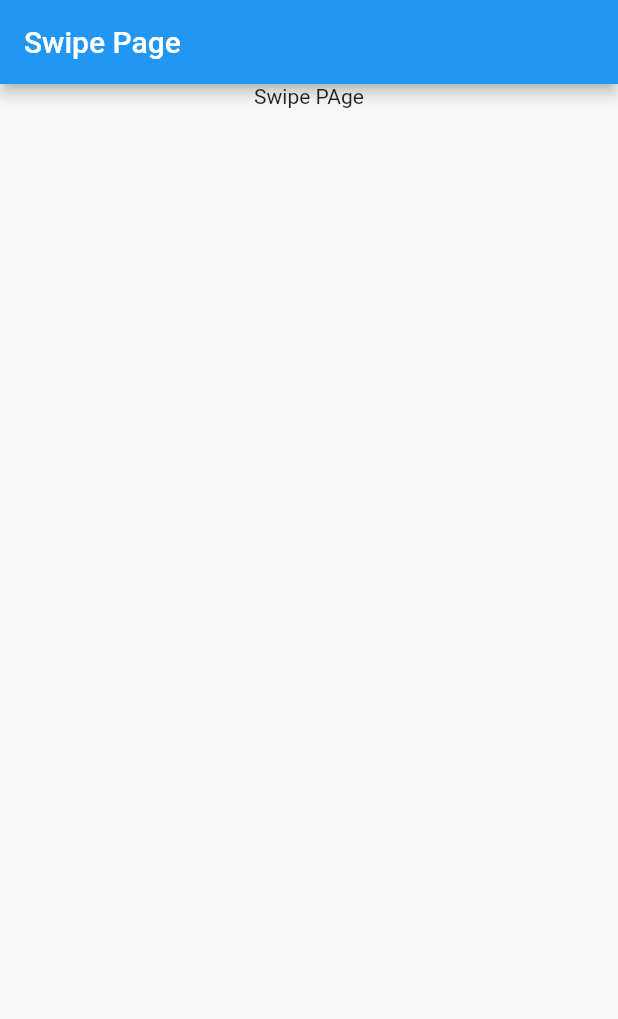
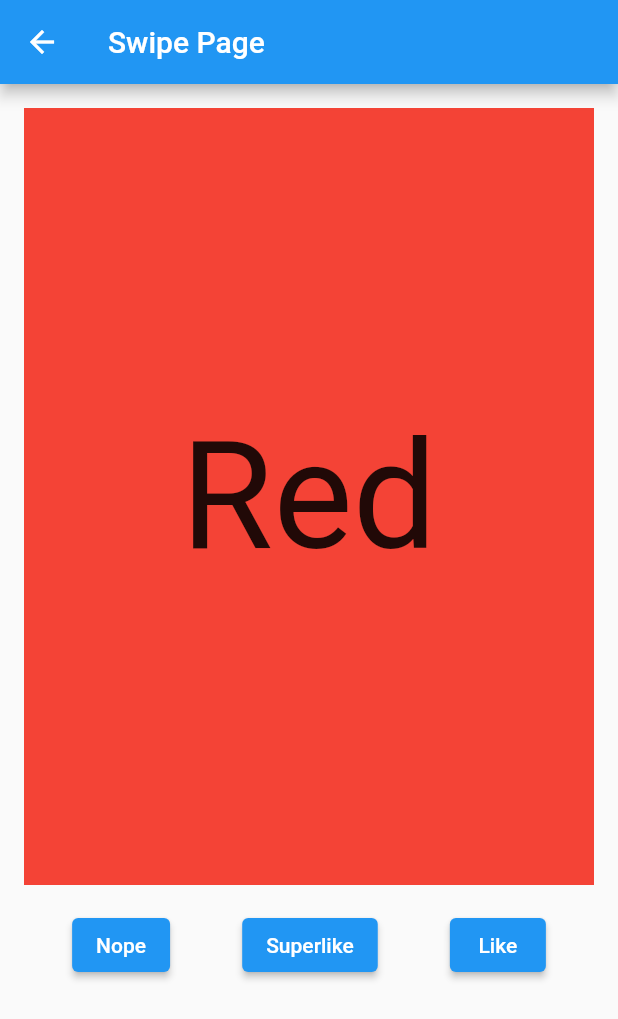
Before and after one commit to GlendonK/Klody, a Flutter app: the screen it shows after launch, after a tap on "To Swipe Page", on a phone screen of 412 x 824 dp. Shown: the top 1019 px of the screen. Run offline on Flutter 3.47's test engine with Material 2 defaults, Android fonts, the light colour scheme and no system bars; drawn by our look-alikes of swipe_cards.

Commit message:
swipe page

```diff
--- a/lib/swipePage.dart
+++ b/lib/swipePage.dart
@@ -1,5 +1,6 @@
 import 'package:flutter/cupertino.dart';
 import 'package:flutter/material.dart';
+import 'package:swipe_cards/swipe_cards.dart';
 
 class SwipePage extends StatefulWidget {
   @override
@@ -8,17 +9,126 @@ class SwipePage extends StatefulWidget {
 }
 
 class SwipePageState extends State<SwipePage> {
+
+@override
+void initState() {
+  load();
+  super.initState();
+}
+
   @override
   Widget build(BuildContext context) {
-    return MaterialApp(
-          home: Scaffold(
-        appBar: AppBar(title: Text("Swipe Page"),
-        ),
-        body: Center(child: Column(children: [Text("Swipe PAge")],
-        ),
-        ),
-        ),
+    return Scaffold(
+      appBar: AppBar(
+        title: Text("Swipe Page"),
+      ),
+      body: SwipePhotos()
     );
-    }
+  }
+}
 
+List<SwipeItem> _swipeItems = List<SwipeItem>();
+MatchEngine _matchEngine;
+GlobalKey<ScaffoldState> _scaffoldKey = GlobalKey();
+List<String> _names = ["Red", "Blue", "Green", "Yellow", "Orange"];
+List<Color> _colors = [
+  Colors.red,
+  Colors.blue,
+  Colors.green,
+  Colors.yellow,
+  Colors.orange
+];
+
+class Photos {
+  Color color = null;
+  String text = null;
+  Photos(this.color, this.text);
 }
+
+void load() {
+  for (int i = 0; i < _names.length; i++) {
+    _swipeItems.add(SwipeItem(
+        content: Photos(_colors[i], _names[i]),
+        likeAction: () {
+          _scaffoldKey.currentState.showSnackBar(SnackBar(
+            content: Text("Liked ${_names[i]}"),
+            duration: Duration(milliseconds: 500),
+          ));
+        },
+        nopeAction: () {
+          _scaffoldKey.currentState.showSnackBar(SnackBar(
+            content: Text("Nope ${_names[i]}"),
+            duration: Duration(milliseconds: 500),
+          ));
+        },
+        superlikeAction: () {
+          _scaffoldKey.currentState.showSnackBar(SnackBar(
+            content: Text("Superliked ${_names[i]}"),
+            duration: Duration(milliseconds: 500),
+          ));
+        }));
+  }
+
+  _matchEngine = MatchEngine(swipeItems: _swipeItems);
+}
+
+class SwipePhotos extends StatefulWidget {
+
+  @override
+  SwipePhotoState createState() {
+
+    return SwipePhotoState();
+  }
+}
+
+class SwipePhotoState extends State<SwipePhotos> {
+  @override
+  Widget build(BuildContext context) {
+    return Container(
+            child: Column(children: [
+          Container(
+            height: 550,
+            child: SwipeCards(
+              matchEngine: _matchEngine,
+              itemBuilder: (BuildContext context, int index) {
+                return Container(
+                  alignment: Alignment.center,
+                  color: _swipeItems[index].content.color,
+                  //width: double.infinity,
+                  child: Text(
+                    _swipeItems[index].content.text,
+                    style: TextStyle(fontSize: 100),
+                  ),
+                );
+                  },
+                  onStackFinished: () {
+                    _scaffoldKey.currentState.showSnackBar(SnackBar(
+                      content: Text("Stack Finished"),
+                      duration: Duration(milliseconds: 500),
+                    ));
+                  },
+                ),
+              ),
+              Row(
+                mainAxisAlignment: MainAxisAlignment.spaceEvenly,
+                children: [
+                  ElevatedButton(
+                      onPressed: () {
+                        _matchEngine.currentItem.nope();
+                      },
+                      child: Text("Nope")),
+                  ElevatedButton(
+                      onPressed: () {
+                        _matchEngine.currentItem.superLike();
+                      },
+                      child: Text("Superlike")),
+                  ElevatedButton(
+                      onPressed: () {
+                        _matchEngine.currentItem.like();
+                      },
+                      child: Text("Like"))
+                ],
+              )
+            ]));
+  }
+}
--- a/pubspec.yaml
+++ b/pubspec.yaml
@@ -28,6 +28,8 @@ dependencies:
   # The following adds the Cupertino Icons font to your application.
   # Use with the CupertinoIcons class for iOS style icons.
   cupertino_icons: ^1.0.2
+  swipe_cards: ^0.0.4
+
 
 dev_dependencies:
   flutter_test:
```
Also changed, not shown: pubspec.lock.
